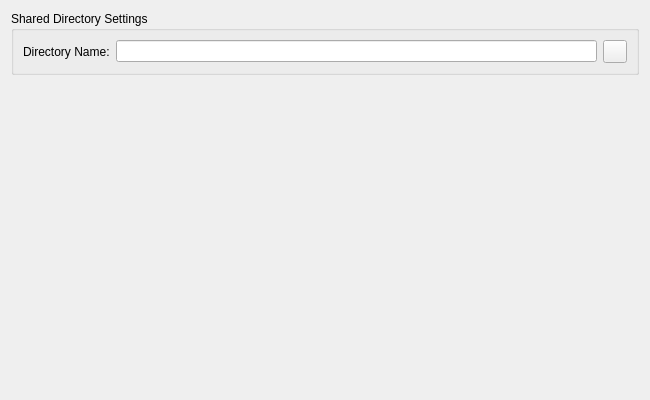
Before: the Qt Designer form Helpviewer/Sync/SyncDirectorySettingsPage.ui in testmana2/test, drawn with Qt 5.
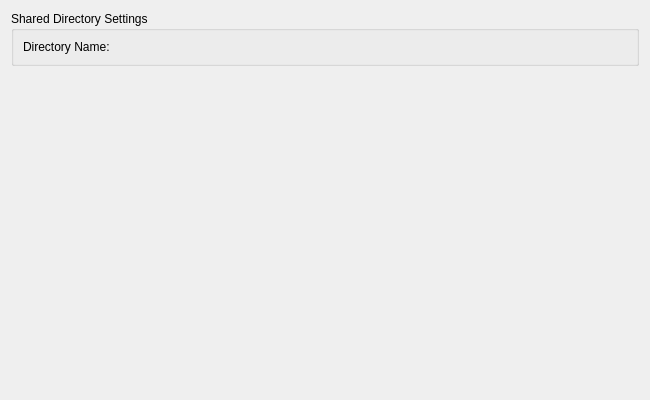
After: the same form once the commit is applied. Custom widgets are drawn as their Qt base class.

Commit message: Modified more dialogs to use the path picker widgets.

Diff of the .ui file:
```diff
--- a/Helpviewer/Sync/SyncDirectorySettingsPage.ui
+++ b/Helpviewer/Sync/SyncDirectorySettingsPage.ui
@@ -34,19 +34,21 @@
        </widget>
       </item>
       <item>
-       <widget class="QLineEdit" name="directoryEdit">
+       <widget class="E5PathPicker" name="directoryPicker" native="true">
+        <property name="sizePolicy">
+         <sizepolicy hsizetype="Expanding" vsizetype="Preferred">
+          <horstretch>0</horstretch>
+          <verstretch>0</verstretch>
+         </sizepolicy>
+        </property>
+        <property name="focusPolicy">
+         <enum>Qt::StrongFocus</enum>
+        </property>
         <property name="toolTip">
          <string>Enter the full path of the shared directory</string>
         </property>
        </widget>
       </item>
-      <item>
-       <widget class="QToolButton" name="directoryButton">
-        <property name="toolTip">
-         <string>Select the shared directory via a directory selection dialog</string>
-        </property>
-       </widget>
-      </item>
      </layout>
     </widget>
    </item>
@@ -65,6 +67,14 @@
    </item>
   </layout>
  </widget>
+ <customwidgets>
+  <customwidget>
+   <class>E5PathPicker</class>
+   <extends>QWidget</extends>
+   <header>E5Gui/E5PathPicker.h</header>
+   <container>1</container>
+  </customwidget>
+ </customwidgets>
  <resources/>
  <connections/>
 </ui>
```
The commit also changes 37 other files.
